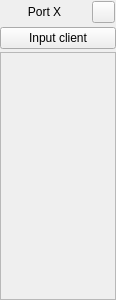
Above: musecbox/gui/horizontal_port_widget.ui from Zen-Master-SoSo/musecbox before the change. Below: the same form after it.
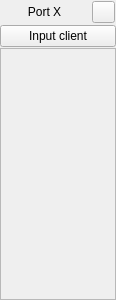
That is the form after the change.

The edit to the form file:
```diff
--- a/musecbox/gui/horizontal_port_widget.ui
+++ b/musecbox/gui/horizontal_port_widget.ui
@@ -15,7 +15,7 @@
   </property>
   <layout class="QVBoxLayout" name="layout">
    <property name="spacing">
-    <number>3</number>
+    <number>1</number>
    </property>
    <property name="leftMargin">
     <number>0</number>
```
